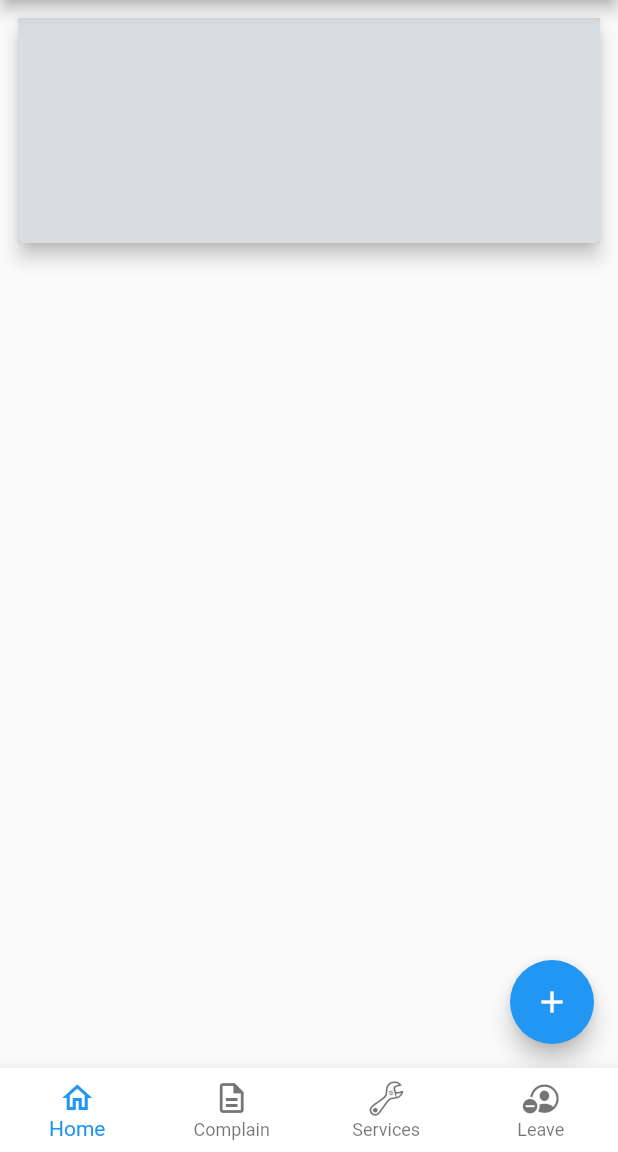
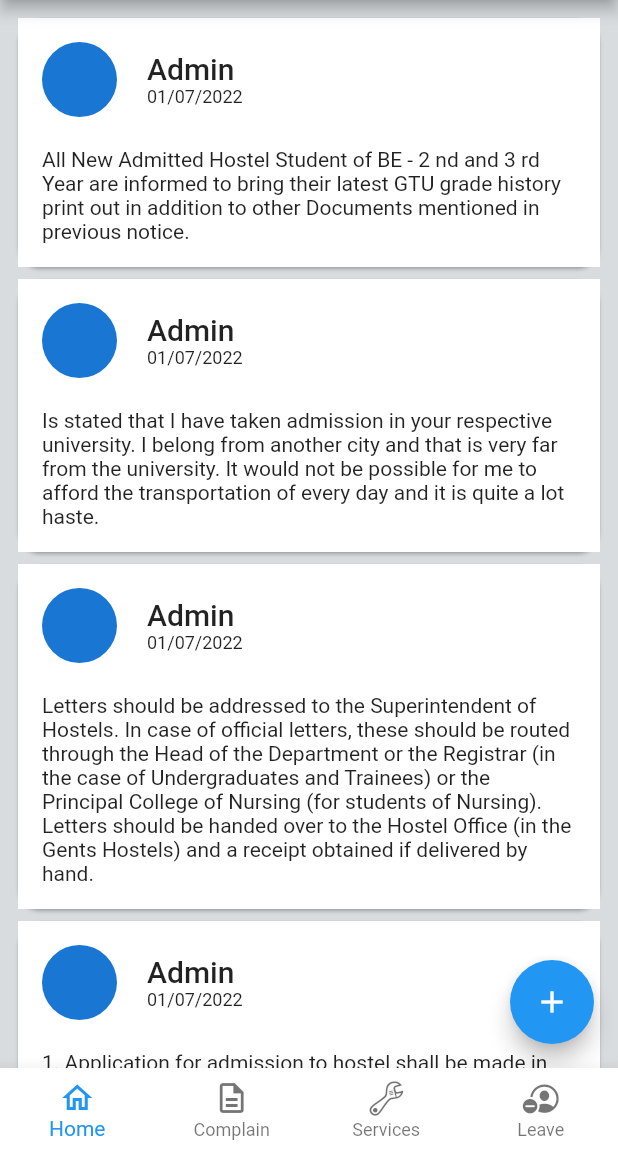
Before and after one commit to ishitgami/HostelApplication, a Flutter app: the screen it shows after launch, on a phone screen of 412 x 824 dp, the part 84-1236 px from its top. Run offline on Flutter 3.47's test engine with Material 2 defaults, Android fonts, the phone set to English and light mode, and no system bars; our stand-ins replace bloc, flutter_bloc, font_awesome_flutter.

Commit message:
design Admin Dashbord

```diff
--- a/lib/presentation/screen/admin/adminHome.dart
+++ b/lib/presentation/screen/admin/adminHome.dart
@@ -12,6 +12,7 @@ class _AdminHomeState extends State<AdminHome> {
   @override
   Widget build(BuildContext context) {
     return Scaffold(
+      backgroundColor: const Color.fromARGB(183, 203, 208, 211),
       appBar: AppBar(
         title: const Text('DashBord'),
       ),
@@ -25,16 +26,61 @@ class _AdminHomeState extends State<AdminHome> {
         padding: const EdgeInsets.all(8.0),
         child: Column(
           children: [
-            Card(
-              elevation: 5,
-              child: Container(
-                 color: const Color.fromARGB(183, 203, 208, 211),
-                height: 150,
-              ),
-            )
+            NoticeContainer('All New Admitted Hostel Student of BE - 2 nd and 3 rd Year are informed to bring their latest GTU grade history print out in addition to other Documents mentioned in previous notice.'),
+            NoticeContainer('Is stated that I have taken admission in your respective university. I belong from another city and that is very far from the university. It would not be possible for me to afford the transportation of every day and it is quite a lot haste.'),
+            NoticeContainer('Letters should be addressed to the Superintendent of Hostels. In case of official letters, these should be routed through the Head of the Department or the Registrar (in the case of Undergraduates and Trainees) or the Principal College of Nursing (for students of Nursing). Letters should be handed over to the Hostel Office (in the Gents Hostels) and a receipt obtained if delivered by hand.'),
+            NoticeContainer('1. Application for admission to hostel shall be made in the prescribed form which can be had from the Hostel Office. 2. Allotement of rooms shall be made by the Deputy Wardens under the orders of Warden.'),
+            NoticeContainer('2.  In this Act  unless the context otherwise requires, Ragging means display of  noisy disorderly conduct doing any act which causes or is likely to cause physical or psychological harm or raise apprehension  or fear or shame or  embarrassment to a student in any educational institution and includes,'),
           ],
         ),
       )),
     );
   }
 }
+
+class NoticeContainer extends StatelessWidget {
+   NoticeContainer(this.notice, {Key? key}) : super(key: key);
+   String notice;
+  @override
+  Widget build(BuildContext context) {
+    return Card(
+      shape: RoundedRectangleBorder(
+        borderRadius: BorderRadius.circular(15.0),
+      ),
+      elevation: 1,
+      child: Container(
+        padding: const EdgeInsets.all(16),
+        color: Colors.white,
+        child: Column(
+          children: [
+            Row(
+              children: [
+                const CircleAvatar(
+                  radius: 25,
+                ),
+                const SizedBox(
+                  width: 20,
+                ),
+                Column(
+                  crossAxisAlignment: CrossAxisAlignment.start,
+                  children: const [
+                    Text(
+                      'Admin',
+                      style:
+                          TextStyle(fontSize: 20, fontWeight: FontWeight.w500),
+                    ),
+                    Text('01/07/2022', style: TextStyle(fontSize: 12)),
+                  ],
+                ),
+              ],
+            ),
+            const SizedBox(
+              height: 20,
+            ),
+             Text(notice)
+          ],
+        ),
+      ),
+    );
+  }
+}
```
